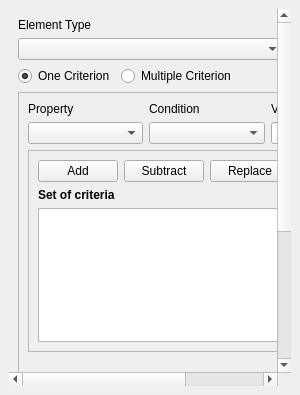
Before: the Qt Designer form ui/queries/qgisred_queriesbyattributes_dock.ui in qgisred/QGISRed, drawn with Qt 5.
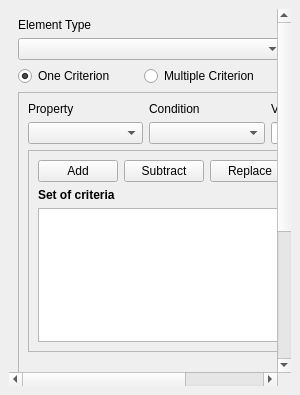
After: the same form once the commit is applied. Custom widgets are drawn as their Qt base class.

Commit message: Queries by Attr: single and multiple criteria logic

The edit to the form file:
```diff
--- a/ui/queries/qgisred_queriesbyattributes_dock.ui
+++ b/ui/queries/qgisred_queriesbyattributes_dock.ui
@@ -110,6 +110,12 @@
            <layout class="QHBoxLayout" name="horizontalLayout_9">
             <item>
              <widget class="QRadioButton" name="radioSingleCriteria">
+              <property name="minimumSize">
+               <size>
+                <width>120</width>
+                <height>0</height>
+               </size>
+              </property>
               <property name="text">
                <string>One Criterion</string>
               </property>
```
Left out of the diff: 15 changed lines with no effect on the pictures. The commit also changes 1 other file.
